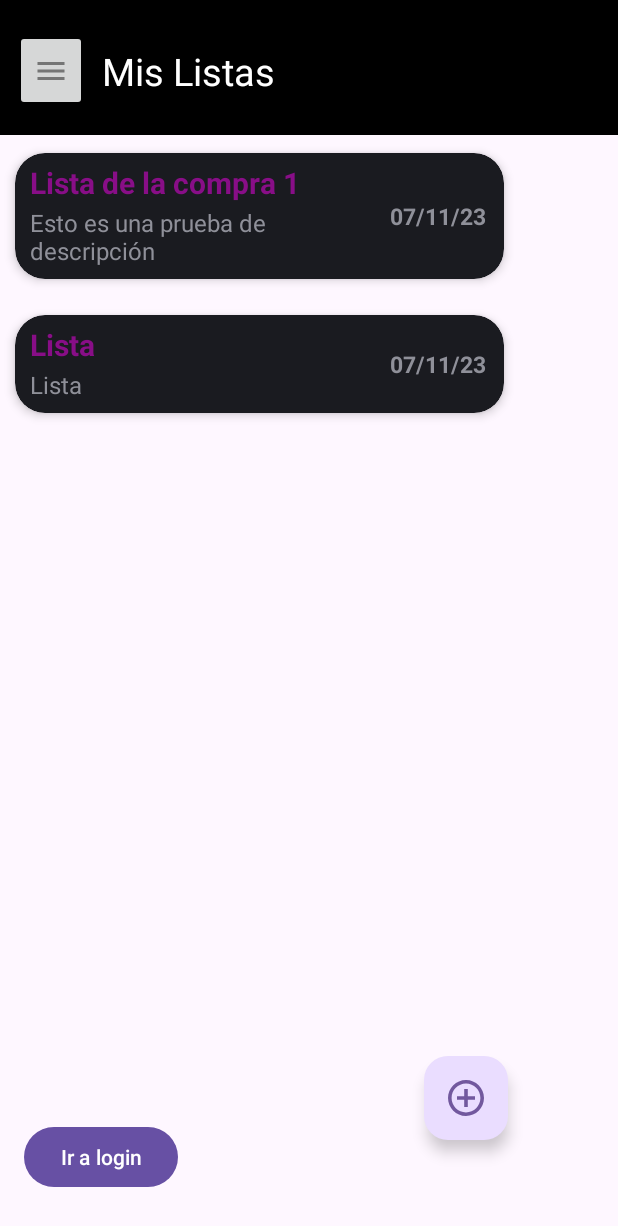
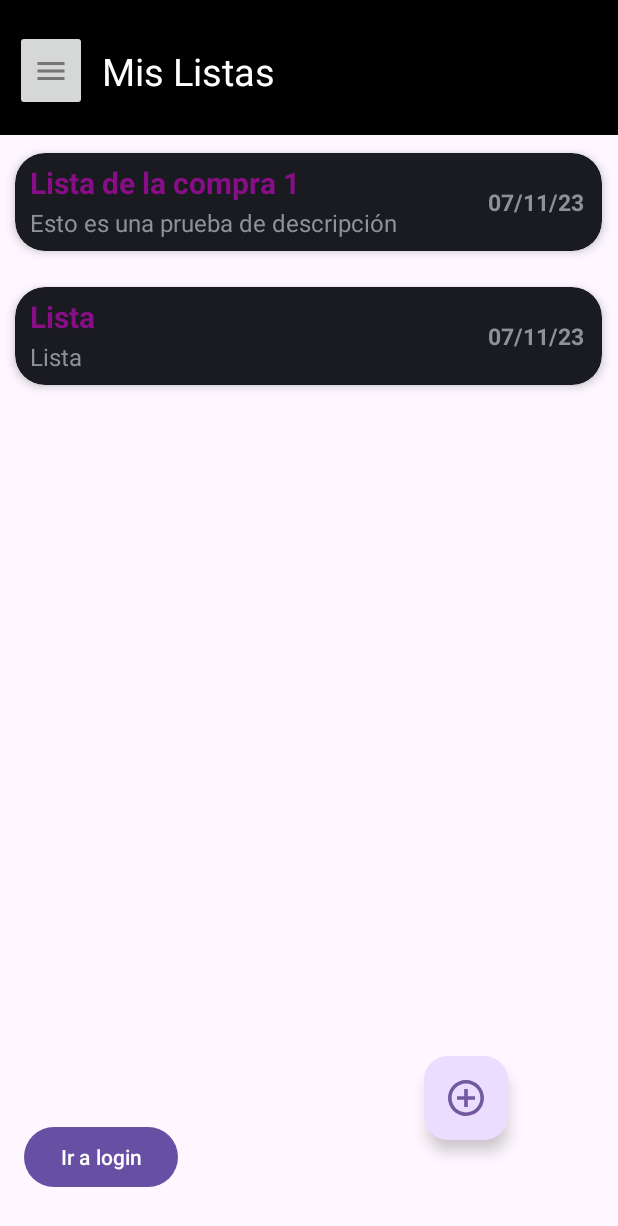
Before and after one commit to DavidSuarezRincon/SuperList, an Android app: the screen it shows after launch (MainActivity), on a phone screen of 412 x 824 dp. Shown: the top 1226 px of the screen. Run offline under Robolectric (Android 15) with nearby library versions, the phone set to English and light mode, and no system bars.

Commit message:
Cambios interfaz lista layout

```diff
--- a/app/src/main/java/com/david/superlist/MainActivity.java
+++ b/app/src/main/java/com/david/superlist/MainActivity.java
@@ -1,22 +1,12 @@
 package com.david.superlist;
 
-import android.app.Activity;
 import android.content.Intent;
 import android.graphics.Color;
 import android.os.Bundle;
-import android.util.Log;
-import android.view.ContextMenu;
-import android.view.MenuInflater;
-import android.view.MotionEvent;
-import android.view.View;
 import android.widget.Button;
+import android.widget.PopupMenu;
 
-import android.widget.PopupMenu;
-import androidx.activity.result.ActivityResult;
-import androidx.activity.result.ActivityResultCallback;
 import androidx.activity.result.ActivityResultLauncher;
-import androidx.activity.result.contract.ActivityResultContracts;
-import androidx.annotation.NonNull;
 import androidx.appcompat.app.AppCompatActivity;
 import androidx.recyclerview.widget.LinearLayoutManager;
 import androidx.recyclerview.widget.RecyclerView;
@@ -47,14 +37,12 @@ public class MainActivity extends AppCompatActivity implements Serializable, Rec
         setContentView(R.layout.activity_main);
 
         // Inicialización de botones y asignación de eventos onClick
-        boton = findViewById(R.id.botonIr);
-        boton.setOnClickListener(view -> startActivity(new Intent(this, LoginActivity.class)));
 
-        btnAniadirLista = findViewById(R.id.btnAniadirLista);
-        btnAniadirLista.setOnClickListener(view -> {
-            Intent intent = new Intent(this, AniadirListaActivity.class);
-            startActivity(intent);
-        });
+//        btnAniadirLista = findViewById(R.id.btnAniadirLista);
+//        btnAniadirLista.setOnClickListener(view -> {
+//            Intent intent = new Intent(this, AniadirListaActivity.class);
+//            startActivity(intent);
+//        });
 
         // Llamada al método iniciar
         iniciar();
@@ -128,10 +116,8 @@ public class MainActivity extends AppCompatActivity implements Serializable, Rec
 
                 borrarLista(position);
                 adaptador.notifyItemRemoved(position);
-
             }
-
-            return true;
+            return numeroItem >= 0;
         });
     }
 
--- a/app/src/main/res/layout/activity_main.xml
+++ b/app/src/main/res/layout/activity_main.xml
@@ -65,7 +65,7 @@
         android:layout_height="0dp"
         app:layout_constraintBottom_toBottomOf="parent"
         app:layout_constraintEnd_toEndOf="parent"
-        app:layout_constraintHorizontal_bias="0.0"
+        app:layout_constraintHorizontal_bias="0.571"
         app:layout_constraintStart_toStartOf="parent"
         app:layout_constraintTop_toBottomOf="@+id/linearLayout2"
         app:layout_constraintVertical_bias="0.0" />
--- a/app/src/main/res/layout/listitem_titular.xml
+++ b/app/src/main/res/layout/listitem_titular.xml
@@ -23,7 +23,7 @@
 
             <LinearLayout
                 android:id="@+id/linearLayout"
-                android:layout_width="240dp"
+                android:layout_width="305dp"
                 android:layout_height="wrap_content"
                 android:layout_alignParentTop="true"
                 android:layout_gravity="start"
--- a/app/src/main/res/menu/activity_menulista.xml
+++ b/app/src/main/res/menu/activity_menulista.xml
@@ -1,13 +1,12 @@
 <?xml version="1.0" encoding="utf-8"?>
-<menu xmlns:android="http://schemas.android.com/apk/res/android">
+<menu xmlns:android="http://schemas.android.com/apk/res/android"
+                        xmlns:app="http://schemas.android.com/apk/res-auto">
 
     <item
         android:id="@+id/item1"
-        android:icon="@drawable/iconemail"
-        android:title="@string/contentDescriptionPassword1Icon" />
+        android:title="@string/textoMenuListaSeleccion1" />
     <item
         android:id="@+id/item2"
-        android:icon="@drawable/iconsecondpassword"
-        android:title="@string/contentDescriptionEmailIcon" />
+        android:title="@string/textoMenuListaSeleccion2" />
 
 </menu>
--- a/app/src/main/res/values/strings.xml
+++ b/app/src/main/res/values/strings.xml
@@ -46,4 +46,11 @@
     <string name="textoBotonAniadirLista">Añadir</string>
     <string name="textoTituloAniadirLista">Crea tu lista</string>
 
+<!--    Menu lista -->
+
+    <string name="textoMenuListaSeleccion1">Abrir</string>
+    <string name="textoMenuListaSeleccion2">Borrar</string>
+
+
+
 </resources>
```
Also changed, not shown: app/src/main/res/drawable-anydpi/icon_abrir_lista.xml (added, +12 -0 lines), app/src/main/res/drawable-hdpi/icon_abrir_lista.png (added), app/src/main/res/drawable-mdpi/icon_abrir_lista.png (added), app/src/main/res/drawable-xhdpi/icon_abrir_lista.png (added), app/src/main/res/drawable-xxhdpi/icon_abrir_lista.png (added).
